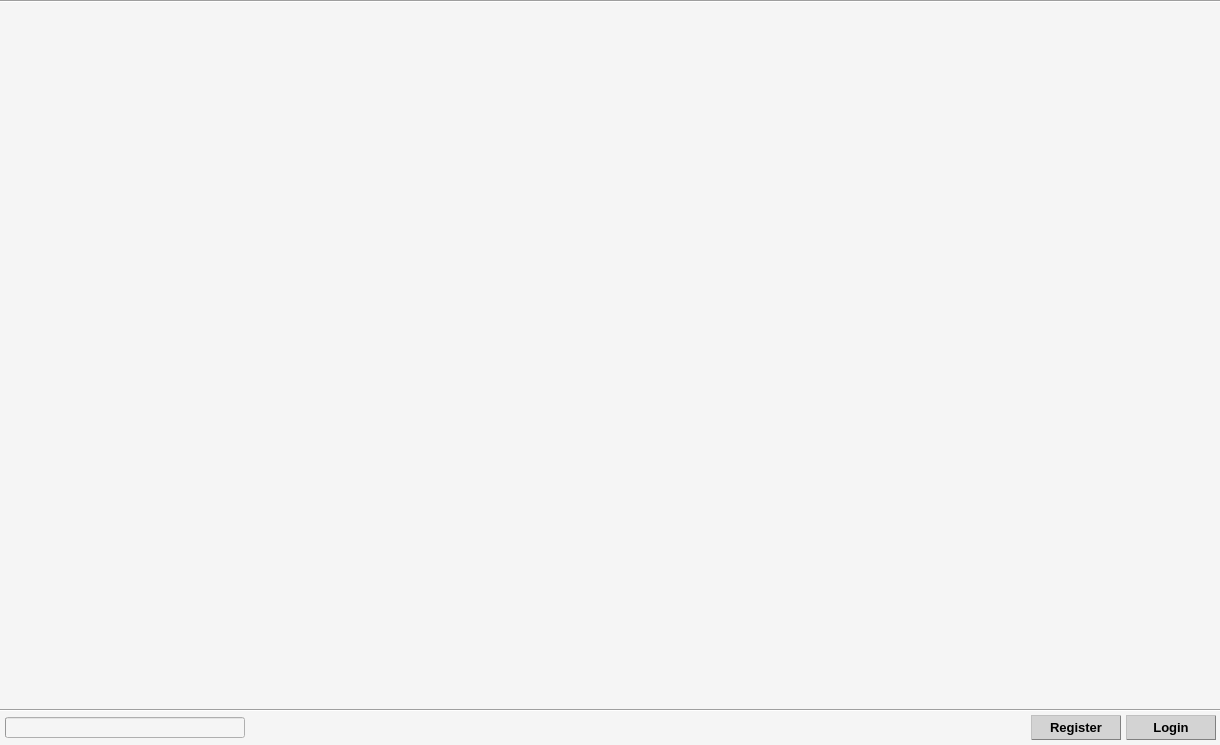
Above: CLIENT/RHE_Client/mainwindow.ui from qvinn/RHE before the change. Below: the same form after it.
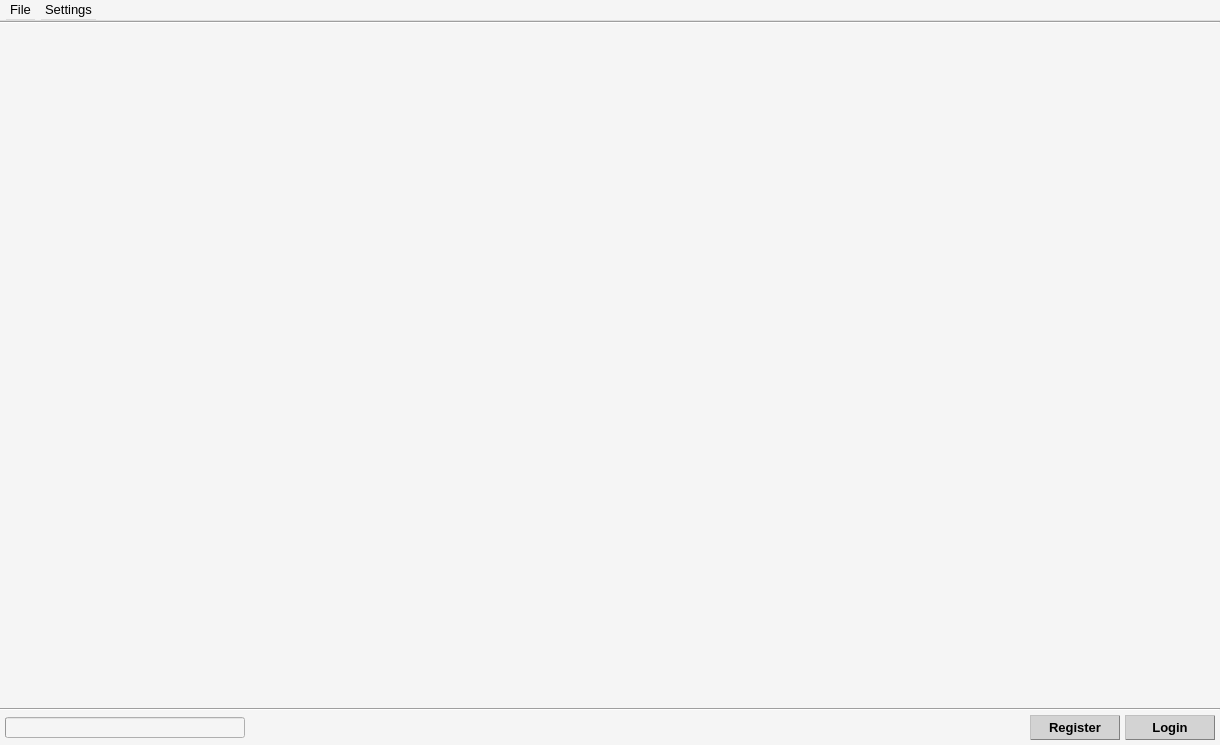
That is the form after the change. The open tabs and pages were chosen to show the change.

Commit message: MainWindow UI Optimization

The edit to the form file:
```diff
--- a/CLIENT/RHE_Client/mainwindow.ui
+++ b/CLIENT/RHE_Client/mainwindow.ui
@@ -28,6 +28,42 @@
        </color>
       </brush>
      </colorrole>
+     <colorrole role="Button">
+      <brush brushstyle="SolidPattern">
+       <color alpha="255">
+        <red>245</red>
+        <green>245</green>
+        <blue>245</blue>
+       </color>
+      </brush>
+     </colorrole>
+     <colorrole role="Mid">
+      <brush brushstyle="SolidPattern">
+       <color alpha="255">
+        <red>245</red>
+        <green>245</green>
+        <blue>245</blue>
+       </color>
+      </brush>
+     </colorrole>
+     <colorrole role="Text">
+      <brush brushstyle="SolidPattern">
+       <color alpha="255">
+        <red>0</red>
+        <green>0</green>
+        <blue>0</blue>
+       </color>
+      </brush>
+     </colorrole>
+     <colorrole role="ButtonText">
+      <brush brushstyle="SolidPattern">
+       <color alpha="255">
+        <red>0</red>
+        <green>0</green>
+        <blue>0</blue>
+       </color>
+      </brush>
+     </colorrole>
      <colorrole role="Base">
       <brush brushstyle="SolidPattern">
        <color alpha="255">
@@ -46,6 +82,24 @@
        </color>
       </brush>
      </colorrole>
+     <colorrole role="Shadow">
+      <brush brushstyle="SolidPattern">
+       <color alpha="255">
+        <red>245</red>
+        <green>245</green>
+        <blue>245</blue>
+       </color>
+      </brush>
+     </colorrole>
+     <colorrole role="PlaceholderText">
+      <brush brushstyle="SolidPattern">
+       <color alpha="128">
+        <red>0</red>
+        <green>0</green>
+        <blue>0</blue>
+       </color>
+      </brush>
+     </colorrole>
     </active>
     <inactive>
      <colorrole role="WindowText">
@@ -57,6 +111,42 @@
        </color>
       </brush>
      </colorrole>
+     <colorrole role="Button">
+      <brush brushstyle="SolidPattern">
+       <color alpha="255">
+        <red>245</red>
+        <green>245</green>
+        <blue>245</blue>
+       </color>
+      </brush>
+     </colorrole>
+     <colorrole role="Mid">
+      <brush brushstyle="SolidPattern">
+       <color alpha="255">
+        <red>245</red>
+        <green>245</green>
+        <blue>245</blue>
+       </color>
+      </brush>
+     </colorrole>
+     <colorrole role="Text">
+      <brush brushstyle="SolidPattern">
+       <color alpha="255">
+        <red>0</red>
+        <green>0</green>
+        <blue>0</blue>
+       </color>
+      </brush>
+     </colorrole>
+     <colorrole role="ButtonText">
+      <brush brushstyle="SolidPattern">
+       <color alpha="255">
+        <red>0</red>
+        <green>0</green>
+        <blue>0</blue>
+       </color>
+      </brush>
+     </colorrole>
      <colorrole role="Base">
       <brush brushstyle="SolidPattern">
        <color alpha="255">
@@ -75,6 +165,24 @@
        </color>
       </brush>
      </colorrole>
+     <colorrole role="Shadow">
+      <brush brushstyle="SolidPattern">
+       <color alpha="255">
+        <red>245</red>
+        <green>245</green>
+        <blue>245</blue>
+       </color>
+      </brush>
+     </colorrole>
+     <colorrole role="PlaceholderText">
+      <brush brushstyle="SolidPattern">
+       <color alpha="128">
+        <red>0</red>
+        <green>0</green>
+        <blue>0</blue>
+       </color>
+      </brush>
+     </colorrole>
     </inactive>
     <disabled>
      <colorrole role="WindowText">
@@ -86,6 +194,42 @@
        </color>
       </brush>
      </colorrole>
+     <colorrole role="Button">
+      <brush brushstyle="SolidPattern">
+       <color alpha="255">
+        <red>245</red>
+        <green>245</green>
+        <blue>245</blue>
+       </color>
+      </brush>
+     </colorrole>
+     <colorrole role="Mid">
+      <brush brushstyle="SolidPattern">
+       <color alpha="255">
+        <red>245</red>
+        <green>245</green>
+        <blue>245</blue>
+       </color>
+      </brush>
+     </colorrole>
+     <colorrole role="Text">
+      <brush brushstyle="SolidPattern">
+       <color alpha="127">
+        <red>255</red>
+        <green>255</green>
+        <blue>255</blue>
+       </color>
+      </brush>
+     </colorrole>
+     <colorrole role="ButtonText">
+      <brush brushstyle="SolidPattern">
+       <color alpha="127">
+        <red>255</red>
+        <green>255</green>
+        <blue>255</blue>
+       </color>
+      </brush>
+     </colorrole>
      <colorrole role="Base">
       <brush brushstyle="SolidPattern">
        <color alpha="255">
@@ -104,22 +248,202 @@
        </color>
       </brush>
      </colorrole>
+     <colorrole role="Shadow">
+      <brush brushstyle="SolidPattern">
+       <color alpha="255">
+        <red>245</red>
+        <green>245</green>
+        <blue>245</blue>
+       </color>
+      </brush>
+     </colorrole>
+     <colorrole role="PlaceholderText">
+      <brush brushstyle="SolidPattern">
+       <color alpha="128">
+        <red>231</red>
+        <green>231</green>
+        <blue>231</blue>
+       </color>
+      </brush>
+     </colorrole>
     </disabled>
    </palette>
   </property>
+  <property name="font">
+   <font>
+    <family>Tahoma</family>
+    <pointsize>10</pointsize>
+   </font>
+  </property>
   <property name="windowTitle">
    <string>MainWindow</string>
   </property>
   <widget class="QWidget" name="centralwidget">
-   <widget class="QWidget" name="horizontalLayoutWidget">
-    <property name="geometry">
-     <rect>
-      <x>0</x>
-      <y>710</y>
-      <width>1221</width>
-      <height>35</height>
-     </rect>
-    </property>
+   <property name="sizePolicy">
+    <sizepolicy hsizetype="Preferred" vsizetype="Expanding">
+     <horstretch>0</horstretch>
+     <verstretch>0</verstretch>
+    </sizepolicy>
+   </property>
+   <property name="palette">
+    <palette>
+     <active>
+      <colorrole role="Button">
+       <brush brushstyle="SolidPattern">
+        <color alpha="255">
+         <red>245</red>
+         <green>245</green>
+         <blue>245</blue>
+        </color>
+       </brush>
+      </colorrole>
+      <colorrole role="ButtonText">
+       <brush brushstyle="SolidPattern">
+        <color alpha="255">
+         <red>245</red>
+         <green>245</green>
+         <blue>245</blue>
+        </color>
+       </brush>
+      </colorrole>
+     </active>
+     <inactive>
+      <colorrole role="Button">
+       <brush brushstyle="SolidPattern">
+        <color alpha="255">
+         <red>245</red>
+         <green>245</green>
+         <blue>245</blue>
+        </color>
+       </brush>
+      </colorrole>
+      <colorrole role="ButtonText">
+       <brush brushstyle="SolidPattern">
+        <color alpha="255">
+         <red>245</red>
+         <green>245</green>
+         <blue>245</blue>
+        </color>
+       </brush>
+      </colorrole>
+     </inactive>
+     <disabled>
+      <colorrole role="Button">
+       <brush brushstyle="SolidPattern">
+        <color alpha="255">
+         <red>245</red>
+         <green>245</green>
+         <blue>245</blue>
+        </color>
+       </brush>
+      </colorrole>
+      <colorrole role="ButtonText">
+       <brush brushstyle="SolidPattern">
+        <color alpha="127">
+         <red>255</red>
+         <green>255</green>
+         <blue>255</blue>
+        </color>
+       </brush>
+      </colorrole>
+     </disabled>
+    </palette>
+   </property>
+   <layout class="QVBoxLayout" name="verticalLayout_2">
+    <property name="spacing">
+     <number>0</number>
+    </property>
+    <property name="leftMargin">
+     <number>0</number>
+    </property>
+    <property name="topMargin">
+     <number>0</number>
+    </property>
+    <property name="rightMargin">
+     <number>0</number>
+    </property>
+    <property name="bottomMargin">
+     <number>0</number>
+    </property>
+    <item>
+     <layout class="QVBoxLayout" name="verticalLayout">
+      <property name="spacing">
+       <number>0</number>
+      </property>
+      <property name="topMargin">
+       <number>0</number>
+      </property>
+      <property name="bottomMargin">
+       <number>0</number>
+      </property>
+      <item>
+       <widget class="Line" name="line_2">
+        <property name="sizePolicy">
+         <sizepolicy hsizetype="Preferred" vsizetype="Fixed">
+          <horstretch>0</horstretch>
+          <verstretch>0</verstretch>
+         </sizepolicy>
+        </property>
+        <property name="maximumSize">
+         <size>
+          <width>16777215</width>
+          <height>2</height>
+         </size>
+        </property>
+        <property name="orientation">
+         <enum>Qt::Horizontal</enum>
+        </property>
+       </widget>
+      </item>
+      <item>
+       <widget class="QStackedWidget" name="stackedWidget">
+        <property name="sizePolicy">
+         <sizepolicy hsizetype="Preferred" vsizetype="Expanding">
+          <horstretch>0</horstretch>
+          <verstretch>0</verstretch>
+         </sizepolicy>
+        </property>
+        <property name="currentIndex">
+         <number>0</number>
+        </property>
+        <widget class="QWidget" name="registartion_page">
+         <property name="sizePolicy">
+          <sizepolicy hsizetype="Preferred" vsizetype="Expanding">
+           <horstretch>0</horstretch>
+           <verstretch>0</verstretch>
+          </sizepolicy>
+         </property>
+        </widget>
+        <widget class="QWidget" name="rhe_widget_page">
+         <property name="sizePolicy">
+          <sizepolicy hsizetype="Preferred" vsizetype="Expanding">
+           <horstretch>0</horstretch>
+           <verstretch>0</verstretch>
+          </sizepolicy>
+         </property>
+        </widget>
+       </widget>
+      </item>
+      <item>
+       <widget class="Line" name="line">
+        <property name="sizePolicy">
+         <sizepolicy hsizetype="Preferred" vsizetype="Fixed">
+          <horstretch>0</horstretch>
+          <verstretch>0</verstretch>
+         </sizepolicy>
+        </property>
+        <property name="maximumSize">
+         <size>
+          <width>16777215</width>
+          <height>2</height>
+         </size>
+        </property>
+        <property name="orientation">
+         <enum>Qt::Horizontal</enum>
+        </property>
+       </widget>
+      </item>
+      <item>
     <layout class="QHBoxLayout" name="horizontalLayout_login">
      <property name="spacing">
       <number>5</number>
@@ -805,57 +1129,72 @@
       </widget>
      </item>
     </layout>
-   </widget>
-   <widget class="QWidget" name="verticalLayoutWidget">
+      </item>
+     </layout>
+    </item>
+   </layout>
+  </widget>
+  <widget class="QMenuBar" name="menu_bar">
     <property name="geometry">
      <rect>
       <x>0</x>
       <y>0</y>
-      <width>1221</width>
-      <height>711</height>
-     </rect>
-    </property>
-    <layout class="QVBoxLayout" name="verticalLayout">
-     <property name="spacing">
-      <number>0</number>
-     </property>
-     <item>
-      <widget class="Line" name="line_1">
-       <property name="orientation">
-        <enum>Qt::Horizontal</enum>
-       </property>
-      </widget>
-     </item>
-     <item>
-      <widget class="QStackedWidget" name="stackedWidget">
-       <property name="currentIndex">
-        <number>1</number>
-       </property>
-       <widget class="QWidget" name="registartion_page"/>
-       <widget class="QWidget" name="rhe_widget_page"/>
-      </widget>
-     </item>
-     <item>
-      <widget class="Line" name="line_2">
+     <width>1220</width>
+     <height>21</height>
+    </rect>
+   </property>
+   <property name="sizePolicy">
+    <sizepolicy hsizetype="MinimumExpanding" vsizetype="Fixed">
+     <horstretch>0</horstretch>
+     <verstretch>0</verstretch>
+    </sizepolicy>
+   </property>
        <property name="minimumSize">
         <size>
          <width>0</width>
-         <height>2</height>
+     <height>21</height>
         </size>
        </property>
        <property name="maximumSize">
         <size>
          <width>16777215</width>
-         <height>2</height>
-        </size>
-       </property>
-       <property name="orientation">
-        <enum>Qt::Horizontal</enum>
-       </property>
-      </widget>
-     </item>
-    </layout>
+     <height>21</height>
+    </size>
+   </property>
+   <property name="font">
+    <font>
+     <pointsize>10</pointsize>
+    </font>
+   </property>
+   <property name="nativeMenuBar">
+    <bool>false</bool>
+   </property>
+   <widget class="QMenu" name="menu_file">
+    <property name="title">
+     <string>File</string>
+    </property>
+    <addaction name="wvfrm_vwr_actn"/>
+    <addaction name="separator"/>
+    <addaction name="ext_actn"/>
+   </widget>
+   <widget class="QMenu" name="menu_settings">
+    <property name="font">
+     <font>
+      <pointsize>10</pointsize>
+     </font>
+    </property>
+    <property name="title">
+     <string>Settings</string>
+    </property>
+    <addaction name="chkBx_fls_chckng_actn"/>
+    <addaction name="chkBx_pins_chckng_actn"/>
+    <addaction name="chkBx_ld_mnl_frmwr_actn"/>
+    <addaction name="separator"/>
+    <addaction name="pshBttn_set_srvr_ip"/>
+    <addaction name="separator"/>
    </widget>
+   <addaction name="menu_file"/>
+   <addaction name="menu_settings"/>
   </widget>
  </widget>
  <resources/>
```
Left out of the diff: 75 changed lines with no effect on the pictures. Lines whose indentation alone changed are shown as unchanged. The commit also changes 7 other files.
